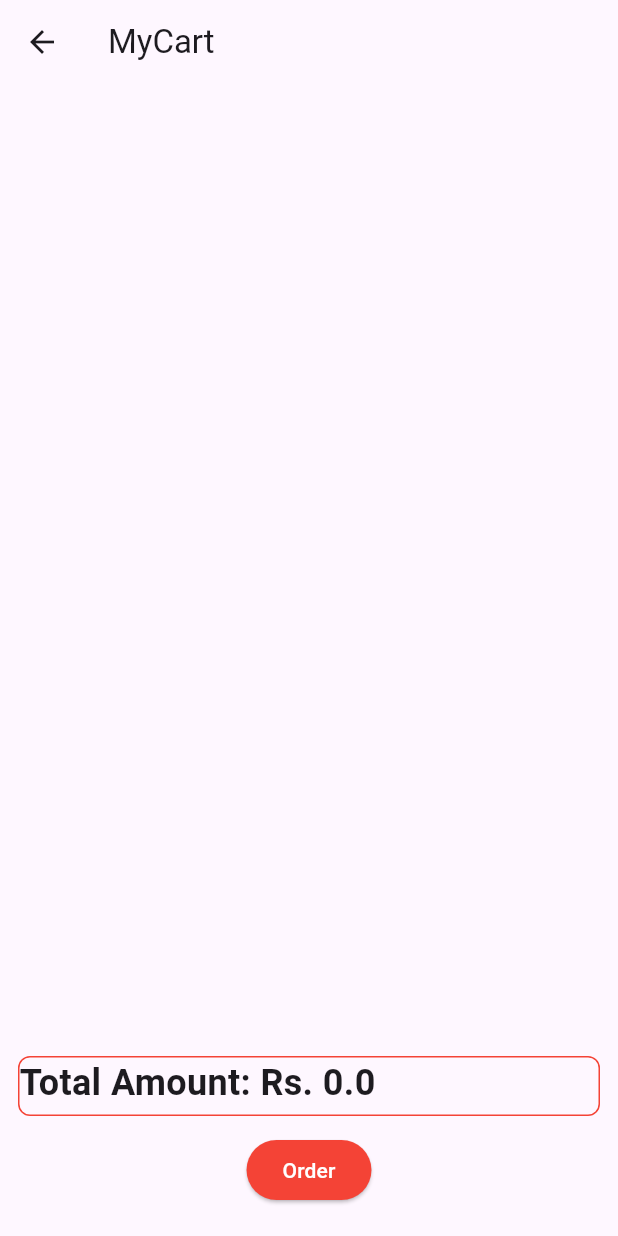
After one commit to prabesh605/shoppingApp, a Flutter app: the CartScreen screen opened directly, after a tap on "Order", on a phone screen of 412 x 824 dp. The commit adds this screen. Run offline on Flutter 3.47's test engine with Material 3 defaults, Android fonts, the phone set to English and light mode, and no system bars; our stand-ins replace cloud_firestore, firebase_core; accounts and stored records are empty.

Commit message:
worked on cart

```diff
--- a/lib/firebase/firestore_service.dart
+++ b/lib/firebase/firestore_service.dart
@@ -67,4 +67,21 @@ class FirestoreService {
       throw Exception(e.toString());
     }
   }
+
+  Future<List<CartModel>> getCart() async {
+    try {
+      final data = await cartCollection.get();
+      final List<CartModel> carts = data.docs
+          .map(
+            (docs) => CartModel.fromJson(
+              docs.data() as Map<String, dynamic>,
+              id: docs.id,
+            ),
+          )
+          .toList();
+      return carts;
+    } catch (e) {
+      throw Exception(e.toString());
+    }
+  }
 }
--- a/lib/model/cart_model.dart
+++ b/lib/model/cart_model.dart
@@ -1,41 +1,48 @@
 class CartModel {
   final String? id;
-  final String productId;
-  final String productName;
-  final String categoryName;
+  final String name;
+  final String imgUrl;
   final String categoryId;
+  final double price;
+  final String description;
   final int count;
-  final double totalAmount;
+
   final String userId;
   CartModel({
     this.id,
-    required this.productId,
-    required this.productName,
-    required this.categoryName,
+    required this.name,
+    required this.imgUrl,
+    required this.price,
+    required this.description,
     required this.categoryId,
     required this.count,
-    required this.totalAmount,
+
     required this.userId,
   });
   factory CartModel.fromJson(Map<String, dynamic> json, {required String id}) {
     return CartModel(
       id: id,
-      productId: json['productId'],
-      productName: json['productName'],
-      categoryName: json['categoryName'],
+
       categoryId: json['categoryId'],
       count: json['count'],
-      totalAmount: json['totalAmount'],
+
       userId: json['userId'],
+      name: json['name'],
+      imgUrl: json['imgUrl'],
+      price: json['price'],
+      description: json['description'],
     );
   }
   Map<String, dynamic> toJson() => {
     'id': id,
-    'productId': productId,
-    'categoryName': categoryName,
+    "name": name,
+    "imgUrl": imgUrl,
     'categoryId': categoryId,
+    "price": price,
+    "description": description,
+
     'count': count,
-    'totalAmount': totalAmount,
+
     'userId': userId,
   };
 }
--- /dev/null
+++ b/lib/screen/cart_screen.dart
@@ -0,0 +1,171 @@
+import 'package:flutter/material.dart';
+import 'package:shopping_app/firebase/firestore_service.dart';
+import 'package:shopping_app/model/cart_model.dart';
+import 'package:shopping_app/model/product_model.dart';
+import 'package:shopping_app/screen/product_details.dart';
+
+class CartScreen extends StatefulWidget {
+  const CartScreen({super.key});
+
+  @override
+  State<CartScreen> createState() => _CartScreenState();
+}
+
+class _CartScreenState extends State<CartScreen> {
+  FirestoreService service = FirestoreService();
+  List<CartModel> carts = [];
+  // int count = 1;
+  @override
+  void initState() {
+    getData();
+    super.initState();
+  }
+
+  Future<void> getData() async {
+    final ct = await service.getCart();
+    setState(() {
+      carts = ct;
+    });
+  }
+
+  @override
+  Widget build(BuildContext context) {
+    double totalAmount = carts.fold(
+      0.0,
+      (prev, current) => prev + current.count * current.price,
+    );
+    return Scaffold(
+      appBar: AppBar(title: Text("MyCart")),
+      body: Column(
+        children: [
+          Expanded(
+            child: ListView.builder(
+              itemCount: carts.length,
+              itemBuilder: (context, index) {
+                final cart = carts[index];
+                // count = cart.count;
+                return GestureDetector(
+                  onTap: () {
+                    final data = ProductModel(
+                      id: "",
+                      name: cart.name,
+                      imgUrl: cart.imgUrl,
+                      categoryId: cart.categoryId,
+                      price: cart.price,
+                      description: cart.description,
+                    );
+                    Navigator.push(
+                      context,
+                      MaterialPageRoute(
+                        builder: (context) => ProductDetails(product: data),
+                      ),
+                    );
+                  },
+                  child: Container(
+                    margin: EdgeInsets.all(12),
+                    decoration: BoxDecoration(
+                      border: Border.all(),
+                      borderRadius: BorderRadius.circular(6),
+                    ),
+                    child: Padding(
+                      padding: const EdgeInsets.all(8.0),
+                      child: Row(
+                        mainAxisAlignment: MainAxisAlignment.spaceBetween,
+                        children: [
+                          Image.network(cart.imgUrl, height: 80),
+                          Column(
+                            crossAxisAlignment: CrossAxisAlignment.start,
+                            children: [
+                              Row(
+                                mainAxisAlignment:
+                                    MainAxisAlignment.spaceBetween,
+                                children: [
+                                  Text(cart.name),
+                                  // Align(
+                                  //   alignment: Alignment.centerRight,
+                                  //   child: IconButton(
+                                  //     onPressed: () {},
+                                  //     icon: Icon(Icons.delete, color: Colors.red),
+                                  //   ),
+                                  // ),
+                                ],
+                              ),
+                              Text(cart.description),
+                              Row(
+                                children: [
+                                  Text(
+                                    "Rs. ${cart.count * cart.price}",
+                                    style: TextStyle(
+                                      fontWeight: FontWeight.bold,
+                                    ),
+                                  ),
+                                  SizedBox(width: 40),
+                                  Row(
+                                    children: [
+                                      CircleAvatar(
+                                        child: IconButton(
+                                          onPressed: () {
+                                            // if (count > 0) {
+                                            //   setState(() {
+                                            //     count--;
+                                            //   });
+                                            // }
+                                          },
+                                          icon: Icon(Icons.remove),
+                                        ),
+                                      ),
+                                      SizedBox(width: 20),
+                                      // Text("$count"),
+                                      Text("${cart.count}"),
+                                      SizedBox(width: 20),
+                                      CircleAvatar(
+                                        child: IconButton(
+                                          onPressed: () {
+                                            // if (count < 10) {
+                                            //   setState(() {
+                                            //     count++;
+                                            //   });
+                                            // }
+                                          },
+                                          icon: Icon(Icons.add),
+                                        ),
+                                      ),
+                                    ],
+                                  ),
+                                ],
+                              ),
+                            ],
+                          ),
+                        ],
+                      ),
+                    ),
+                  ),
+                );
+              },
+            ),
+          ),
+          Container(
+            margin: EdgeInsets.all(12),
+            width: double.infinity,
+            height: 40,
+            decoration: BoxDecoration(
+              border: Border.all(color: Colors.red),
+              borderRadius: BorderRadius.circular(8),
+            ),
+            child: Text(
+              "Total Amount: Rs. $totalAmount",
+              style: TextStyle(fontWeight: FontWeight.bold, fontSize: 24),
+            ),
+          ),
+          // SizedBox(height: 20),
+          ElevatedButton(
+            style: ElevatedButton.styleFrom(backgroundColor: Colors.red),
+            onPressed: () {},
+            child: Text("Order", style: TextStyle(color: Colors.white)),
+          ),
+          SizedBox(height: 20),
+        ],
+      ),
+    );
+  }
+}
```
Also changed, not shown: lib/screen/dashboard_screen.dart (+12 -0 lines), lib/screen/product_details.dart (+5 -4 lines).
